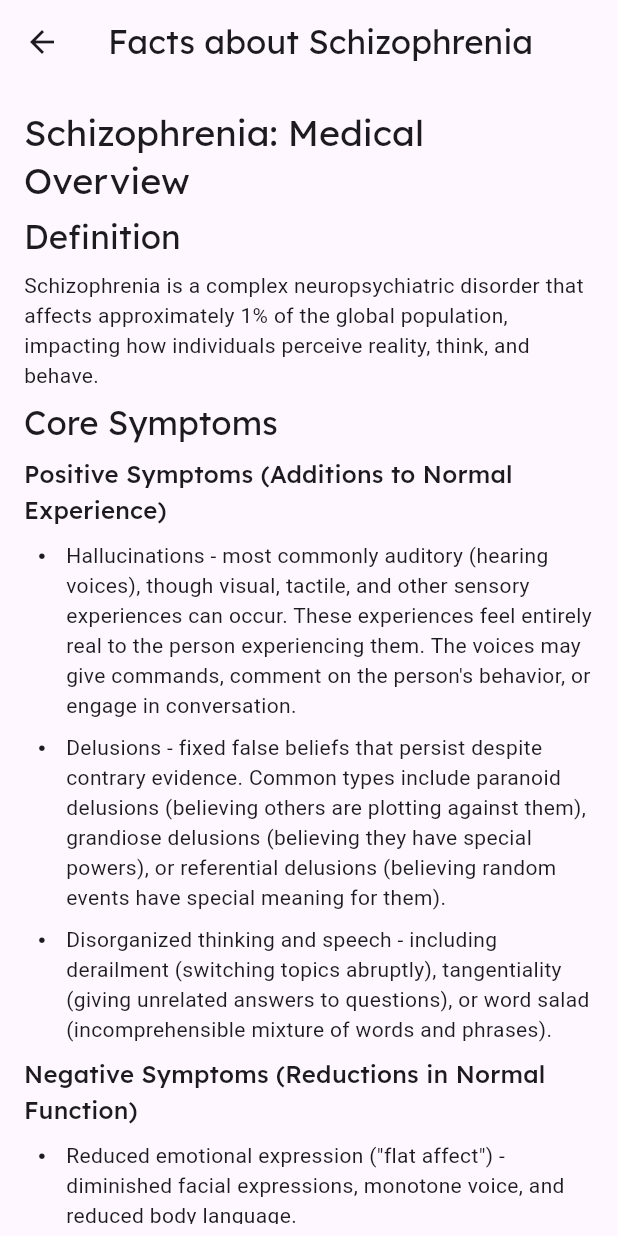
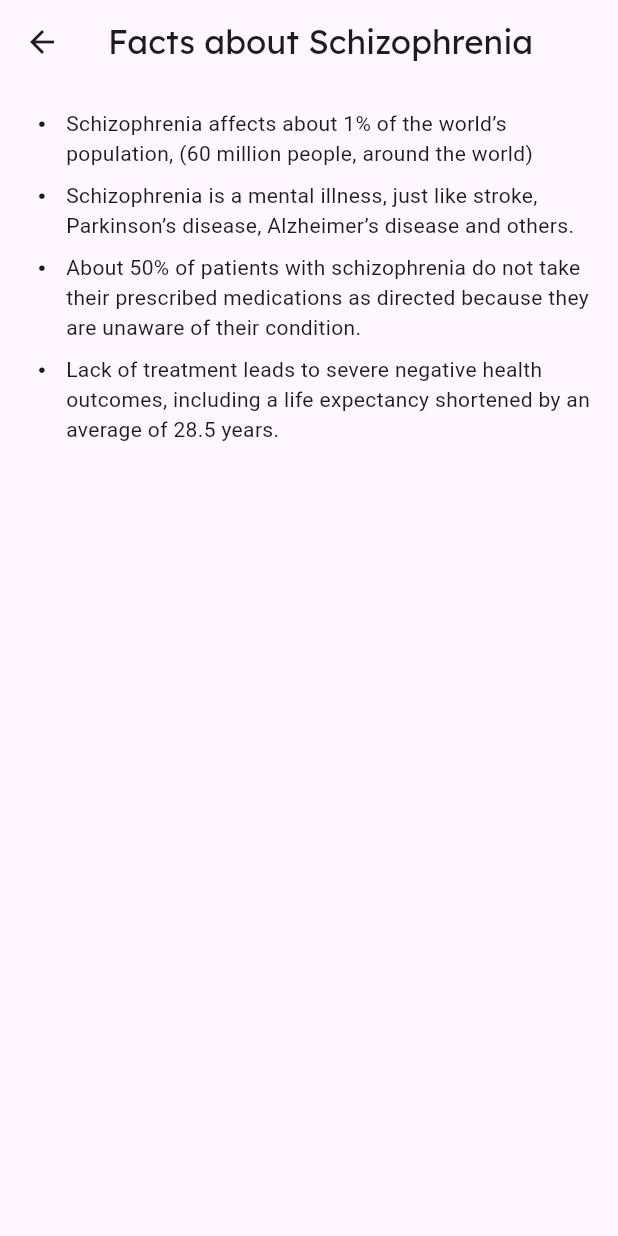
Before and after one commit to truesight-app/truesight_app, a Flutter app: the FactsPage screen opened directly, on a phone screen of 412 x 824 dp. Run offline on Flutter 3.47's test engine with Material 3 defaults, Android fonts, the phone set to English and light mode, and no system bars; drawn by our look-alikes of flutter_markdown; our stand-ins replace flutter_riverpod, google_fonts, google_generative_ai, shared_preferences; missing offline and left inert: audio_waveforms, ffmpeg_kit_flutter, tflite_flutter; accounts and stored records are empty.

Commit message:
push new edits

```diff
--- a/lib/pages/psychoeducation_page.dart
+++ b/lib/pages/psychoeducation_page.dart
@@ -68,6 +68,7 @@ class PsychoeducationPage extends StatelessWidget {
             fontWeight: FontWeight.w600,
           ),
         ),
+
       ),
       body: SafeArea(
         child: Padding(
@@ -95,7 +96,7 @@ class PsychoeducationPage extends StatelessWidget {
               _buildOptionButton(
                 context,
                 "Resources",
-                const Color(0xFFDBA5C7),
+                const Color.fromARGB(255, 226, 176, 189),
                 const ResourcesPage(),
               ),
             ],
@@ -138,81 +139,18 @@ class FactsPage extends StatelessWidget {
       body: Padding(
         padding: const EdgeInsets.all(8.0),
         child: renderMarkdown("""
-# Schizophrenia: Medical Overview
 
-## Definition
-Schizophrenia is a complex neuropsychiatric disorder that affects approximately 1% of the global population, impacting how individuals perceive reality, think, and behave.
+* Schizophrenia affects about 1% of the world’s population, (60 million people, around the world)\
 
-## Core Symptoms
 
-### Positive Symptoms (Additions to Normal Experience)
-* Hallucinations - most commonly auditory (hearing voices), though visual, tactile, and other sensory experiences can occur. These experiences feel entirely real to the person experiencing them. The voices may give commands, comment on the person's behavior, or engage in conversation.
+* Schizophrenia is a mental illness, just like stroke, Parkinson’s disease, Alzheimer’s disease and others.\
 
-* Delusions - fixed false beliefs that persist despite contrary evidence. Common types include paranoid delusions (believing others are plotting against them), grandiose delusions (believing they have special powers), or referential delusions (believing random events have special meaning for them).
+* About 50% of patients with schizophrenia do not take their prescribed medications as directed because they are unaware of their condition.\
 
-* Disorganized thinking and speech - including derailment (switching topics abruptly), tangentiality (giving unrelated answers to questions), or word salad (incomprehensible mixture of words and phrases).
+* Lack of treatment leads to severe negative health outcomes, including a life expectancy shortened by an average of 28.5 years.
 
-### Negative Symptoms (Reductions in Normal Function)
-* Reduced emotional expression ("flat affect") - diminished facial expressions, monotone voice, and reduced body language.
 
-* Avolition - severe reduction in motivated self-initiated purposeful activities.
 
-* Social withdrawal - decreased interest in social relationships and difficulty maintaining connections.
-
-* Anhedonia - reduced ability to experience pleasure from activities.
-
-## Cognitive Symptoms
-* Working memory deficits - difficulty using information immediately after learning it.
-
-* Attention problems - challenges focusing and filtering out distractions.
-
-* Executive functioning issues - problems with planning, organizing, and decision-making.
-
-## Causes and Risk Factors
-* Genetic factors - having a close relative with schizophrenia increases risk.
-
-* Environmental factors - including:
- - Pregnancy/birth complications
- - Cannabis use in adolescence
- - Childhood trauma
- - Urban environment
- - Migration
- - Social isolation
-
-## Treatment Approaches
-* Antipsychotic medications - primary pharmacological treatment targeting dopamine systems.
-
-* Psychosocial interventions - including:
- - Cognitive Behavioral Therapy (CBT)
- - Family psychoeducation
- - Social skills training
- - Vocational rehabilitation
-
-* Comprehensive treatment plans typically combine medication with psychosocial support.
-
-## Course and Prognosis
-* Onset typically occurs between late teens and early 30s.
-
-* Course varies significantly between individuals - some experience episodes with periods of remission, others have more continuous symptoms.
-
-* Early intervention generally associated with better outcomes.
-
-* With proper treatment and support, many people with schizophrenia live fulfilling lives and manage their symptoms effectively.
-
-## Scientific Research
-* Current research focuses on:
- - Neurobiological mechanisms
- - Genetic risk factors
- - Novel treatment approaches
- - Early intervention strategies
- - Prevention methods
-
-## Support and Resources
-* Treatment typically involves a team of healthcare professionals including psychiatrists, psychologists, social workers, and case managers.
-
-* Support groups and family education programs play important roles in comprehensive care.
-
-* Crisis intervention services and supported housing/employment programs may be beneficial components of treatment.
       """),
       ),
     );
@@ -229,7 +167,18 @@ class SymptomsPage extends StatelessWidget {
           AppBar(title: Text('Common Symptoms', style: GoogleFonts.lexend())),
       body: Padding(
         padding: const EdgeInsets.all(8.0),
-        child: renderMarkdown(""),
+        child: renderMarkdown("""
+
+* Delusions: Believing in things that aren't real or true.\
+
+* Hallucinations: Seeing or hearing things that other people don't observe.\
+
+* Disorganized speech and thinking.\
+
+* Extremely disorganized or unusual motor behavior: Childlike silliness or being agitated for no reason.\
+
+* Negative symptoms: Lose interest in everyday activities, socially withdraw and have a hard time planning ahead.\
+      """),
       ),
     );
   }
@@ -243,7 +192,17 @@ class TreatmentPage extends StatelessWidget {
     return Scaffold(
       appBar:
           AppBar(title: Text('Coping Strategies', style: GoogleFonts.lexend())),
-      body: const Center(child: Text('Content to be added')),
+      body: Padding(
+        padding: const EdgeInsets.all(8.0),
+        child: renderMarkdown("""
+
+* Psychotherapy: A therapist or psychiatrist can teach a patient how to deal with their thoughts and behavior, how to improve their attention, memory, and ability to organize their thoughts\
+
+* Psychosocial therapy: It teaches a patient social skills, helps them build a sense of optimism, provides job counseling, and education in money management.\
+
+* Medication: There are many antipsychotic drugs. However, some drugs can cause weight gain and raise blood sugar and cholesterol levels. Changes in nutrition and exercise along with medication intervention can help address these side effects.\
+      """),
+      ),
     );
   }
 }
@@ -255,7 +214,19 @@ class ResourcesPage extends StatelessWidget {
   Widget build(BuildContext context) {
     return Scaffold(
       appBar: AppBar(title: Text('Resources', style: GoogleFonts.lexend())),
-      body: const Center(child: Text('Content to be added')),
+      body: Padding(
+        padding: const EdgeInsets.all(8.0),
+        child: renderMarkdown("""
+
+* S&PAA - Schizophrenia & Psychosis Action Alliance\
+
+* CureSZ Foundation\
+
+* NAMI - National Alliance on Mental Illness\
+
+* TAC - Treatment Advocacy Center\
+      """),
+      ),
     );
   }
 }
```
Also changed, not shown: lib/pages/home.dart (+18 -17 lines).
